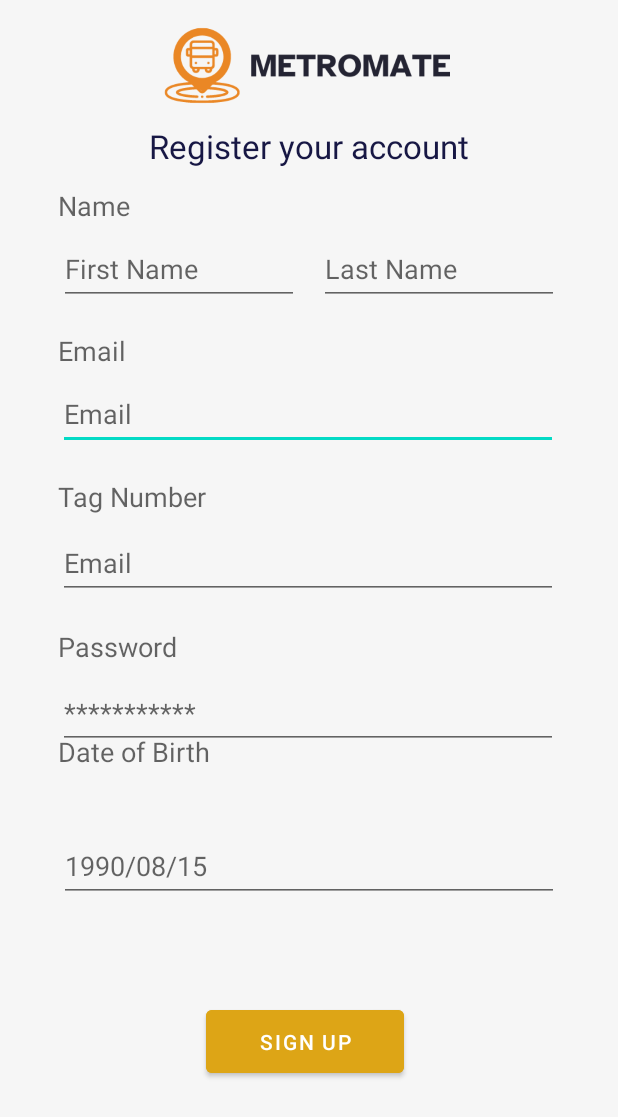
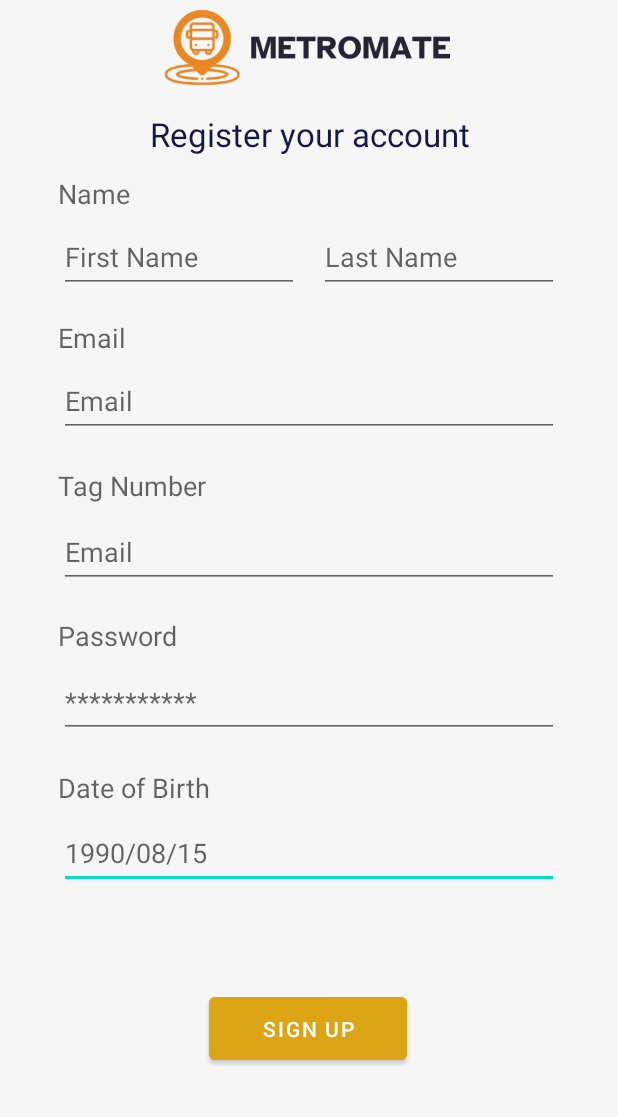
Before and after one commit to ViveckRanchod/MetroMate, an Android app: the layout commuter_sign_up.xml on its own in the app's theme, with its tools: preview values and no code run, on a phone screen of 412 x 824 dp. Shown: the top 1117 px of the screen. Run offline under Robolectric (Android 15) with nearby library versions, the phone set to English and light mode, and no system bars.

Commit message:
started bus driver homepage

```diff
--- a/app/src/main/res/layout/commuter_sign_up.xml
+++ b/app/src/main/res/layout/commuter_sign_up.xml
@@ -12,10 +12,37 @@
         android:layout_height="51dp"
         app:layout_constraintBottom_toBottomOf="parent"
         app:layout_constraintEnd_toEndOf="parent"
+        app:layout_constraintHorizontal_bias="0.506"
         app:layout_constraintStart_toStartOf="parent"
         app:layout_constraintTop_toTopOf="parent"
-        app:layout_constraintVertical_bias="0.023"
+        app:layout_constraintVertical_bias="0.008"
         app:srcCompat="@drawable/logo_light_cropped" />
+
+    <Button
+        android:id="@+id/button3"
+        android:layout_width="132dp"
+        android:layout_height="54dp"
+        android:backgroundTint="#DDA516"
+        android:text="Sign Up"
+        app:layout_constraintBottom_toBottomOf="parent"
+        app:layout_constraintEnd_toEndOf="parent"
+        app:layout_constraintHorizontal_bias="0.498"
+        app:layout_constraintStart_toStartOf="parent"
+        app:layout_constraintTop_toTopOf="parent"
+        app:layout_constraintVertical_bias="0.855" />
+
+    <EditText
+        android:id="@+id/editTextDate"
+        android:layout_width="333dp"
+        android:layout_height="48dp"
+        android:ems="10"
+        android:hint="1990/08/15"
+        android:inputType="date"
+        app:layout_constraintBottom_toBottomOf="parent"
+        app:layout_constraintEnd_toEndOf="parent"
+        app:layout_constraintStart_toStartOf="parent"
+        app:layout_constraintTop_toTopOf="parent"
+        app:layout_constraintVertical_bias="0.702" />
 
     <TextView
         android:id="@+id/textView"
@@ -26,23 +53,10 @@
         android:textColor="#171744"
         app:layout_constraintBottom_toBottomOf="parent"
         app:layout_constraintEnd_toEndOf="parent"
+        app:layout_constraintHorizontal_bias="0.502"
         app:layout_constraintStart_toStartOf="parent"
         app:layout_constraintTop_toTopOf="parent"
-        app:layout_constraintVertical_bias="0.104" />
-
-    <EditText
-        android:id="@+id/commuterEmail"
-        android:layout_width="333dp"
-        android:layout_height="48dp"
-        android:ems="10"
-        android:hint="@string/commuterEmail"
-        android:inputType="textEmailAddress"
-        app:layout_constraintBottom_toBottomOf="parent"
-        app:layout_constraintEnd_toEndOf="parent"
-        app:layout_constraintHorizontal_bias="0.494"
-        app:layout_constraintStart_toStartOf="parent"
-        app:layout_constraintTop_toTopOf="parent"
-        app:layout_constraintVertical_bias="0.325" />
+        app:layout_constraintVertical_bias="0.094" />
 
     <TextView
         android:id="@+id/textView4"
@@ -54,6 +68,20 @@
         app:layout_constraintBottom_toTopOf="@+id/commuterEmail"
         app:layout_constraintEnd_toEndOf="parent"
         app:layout_constraintHorizontal_bias="0.106"
+        app:layout_constraintStart_toStartOf="parent"
+        app:layout_constraintTop_toTopOf="parent"
+        app:layout_constraintVertical_bias="1.0" />
+
+    <TextView
+        android:id="@+id/textView5"
+        android:layout_width="wrap_content"
+        android:layout_height="wrap_content"
+        android:layout_marginBottom="8dp"
+        android:text="Tag Number"
+        android:textAppearance="@style/TextAppearance.AppCompat.Medium"
+        app:layout_constraintBottom_toTopOf="@+id/editTextTextPersonName4"
+        app:layout_constraintEnd_toEndOf="parent"
+        app:layout_constraintHorizontal_bias="0.124"
         app:layout_constraintStart_toStartOf="parent"
         app:layout_constraintTop_toTopOf="parent"
         app:layout_constraintVertical_bias="1.0" />
@@ -73,20 +101,6 @@
         app:layout_constraintVertical_bias="1.0" />
 
     <TextView
-        android:id="@+id/textView5"
-        android:layout_width="wrap_content"
-        android:layout_height="wrap_content"
-        android:layout_marginBottom="8dp"
-        android:text="Tag Number"
-        android:textAppearance="@style/TextAppearance.AppCompat.Medium"
-        app:layout_constraintBottom_toTopOf="@+id/editTextTextPersonName4"
-        app:layout_constraintEnd_toEndOf="parent"
-        app:layout_constraintHorizontal_bias="0.124"
-        app:layout_constraintStart_toStartOf="parent"
-        app:layout_constraintTop_toTopOf="parent"
-        app:layout_constraintVertical_bias="1.0" />
-
-    <TextView
         android:id="@+id/textView6"
         android:layout_width="wrap_content"
         android:layout_height="wrap_content"
@@ -100,19 +114,58 @@
         app:layout_constraintTop_toTopOf="parent"
         app:layout_constraintVertical_bias="1.0" />
 
-    <TextView
-        android:id="@+id/textView7"
-        android:layout_width="wrap_content"
-        android:layout_height="wrap_content"
-        android:layout_marginTop="456dp"
-        android:layout_marginBottom="7dp"
-        android:text="Date of Birth"
-        android:textAppearance="@style/TextAppearance.AppCompat.Medium"
-        app:layout_constraintBottom_toTopOf="@+id/editTextDate"
+    <EditText
+        android:id="@+id/editTextTextPassword"
+        android:layout_width="333dp"
+        android:layout_height="48dp"
+        android:ems="10"
+        android:hint="***********"
+        android:inputType="textPassword"
+        app:layout_constraintBottom_toBottomOf="parent"
         app:layout_constraintEnd_toEndOf="parent"
-        app:layout_constraintHorizontal_bias="0.125"
         app:layout_constraintStart_toStartOf="parent"
-        app:layout_constraintTop_toTopOf="parent" />
+        app:layout_constraintTop_toTopOf="parent"
+        app:layout_constraintVertical_bias="0.572" />
+
+    <EditText
+        android:id="@+id/commuterEmail"
+        android:layout_width="333dp"
+        android:layout_height="48dp"
+        android:ems="10"
+        android:hint="@string/commuterEmail"
+        android:inputType="textEmailAddress"
+        app:layout_constraintBottom_toBottomOf="parent"
+        app:layout_constraintEnd_toEndOf="parent"
+        app:layout_constraintStart_toStartOf="parent"
+        app:layout_constraintTop_toTopOf="parent"
+        app:layout_constraintVertical_bias="0.314" />
+
+    <EditText
+        android:id="@+id/editTextTextPersonName2"
+        android:layout_width="160dp"
+        android:layout_height="48dp"
+        android:ems="10"
+        android:hint="Last Name"
+        android:inputType="textPersonName"
+        app:layout_constraintBottom_toBottomOf="parent"
+        app:layout_constraintEnd_toEndOf="parent"
+        app:layout_constraintHorizontal_bias="0.844"
+        app:layout_constraintStart_toStartOf="parent"
+        app:layout_constraintTop_toTopOf="parent"
+        app:layout_constraintVertical_bias="0.19" />
+
+    <EditText
+        android:id="@+id/editTextTextPersonName4"
+        android:layout_width="333dp"
+        android:layout_height="48dp"
+        android:ems="10"
+        android:hint="@string/commuterEmail"
+        android:inputType="textPersonName"
+        app:layout_constraintBottom_toBottomOf="parent"
+        app:layout_constraintEnd_toEndOf="parent"
+        app:layout_constraintStart_toStartOf="parent"
+        app:layout_constraintTop_toTopOf="parent"
+        app:layout_constraintVertical_bias="0.443" />
 
     <EditText
         android:id="@+id/editTextTextPersonName"
@@ -126,74 +179,21 @@
         app:layout_constraintHorizontal_bias="0.155"
         app:layout_constraintStart_toStartOf="parent"
         app:layout_constraintTop_toTopOf="parent"
-        app:layout_constraintVertical_bias="0.2" />
+        app:layout_constraintVertical_bias="0.19" />
 
-    <EditText
-        android:id="@+id/editTextTextPersonName4"
-        android:layout_width="333dp"
-        android:layout_height="48dp"
-        android:ems="10"
-        android:hint="@string/commuterEmail"
-        android:inputType="textPersonName"
-        app:layout_constraintBottom_toBottomOf="parent"
+    <TextView
+        android:id="@+id/textView7"
+        android:layout_width="wrap_content"
+        android:layout_height="wrap_content"
+        android:layout_marginTop="456dp"
+        android:layout_marginBottom="7dp"
+        android:text="Date of Birth"
+        android:textAppearance="@style/TextAppearance.AppCompat.Medium"
+        app:layout_constraintBottom_toTopOf="@+id/editTextDate"
         app:layout_constraintEnd_toEndOf="parent"
-        app:layout_constraintHorizontal_bias="0.494"
+        app:layout_constraintHorizontal_bias="0.125"
         app:layout_constraintStart_toStartOf="parent"
         app:layout_constraintTop_toTopOf="parent"
-        app:layout_constraintVertical_bias="0.453" />
-
-    <EditText
-        android:id="@+id/editTextTextPersonName2"
-        android:layout_width="160dp"
-        android:layout_height="48dp"
-        android:ems="10"
-        android:hint="Last Name"
-        android:inputType="textPersonName"
-        app:layout_constraintBottom_toBottomOf="parent"
-        app:layout_constraintEnd_toEndOf="parent"
-        app:layout_constraintHorizontal_bias="0.844"
-        app:layout_constraintStart_toStartOf="parent"
-        app:layout_constraintTop_toTopOf="parent"
-        app:layout_constraintVertical_bias="0.2" />
-
-    <EditText
-        android:id="@+id/editTextTextPassword"
-        android:layout_width="333dp"
-        android:layout_height="48dp"
-        android:ems="10"
-        android:hint="***********"
-        android:inputType="textPassword"
-        app:layout_constraintBottom_toBottomOf="parent"
-        app:layout_constraintEnd_toEndOf="parent"
-        app:layout_constraintHorizontal_bias="0.494"
-        app:layout_constraintStart_toStartOf="parent"
-        app:layout_constraintTop_toTopOf="parent"
-        app:layout_constraintVertical_bias="0.582" />
-
-    <Button
-        android:id="@+id/button3"
-        android:layout_width="132dp"
-        android:layout_height="54dp"
-        android:backgroundTint="#DDA516"
-        android:text="Sign Up"
-        app:layout_constraintBottom_toBottomOf="parent"
-        app:layout_constraintEnd_toEndOf="parent"
-        app:layout_constraintHorizontal_bias="0.491"
-        app:layout_constraintStart_toStartOf="parent"
-        app:layout_constraintTop_toTopOf="parent"
-        app:layout_constraintVertical_bias="0.867" />
-
-    <EditText
-        android:id="@+id/editTextDate"
-        android:layout_width="333dp"
-        android:layout_height="48dp"
-        android:ems="10"
-        android:hint="1990/08/15"
-        android:inputType="date"
-        app:layout_constraintBottom_toBottomOf="parent"
-        app:layout_constraintEnd_toEndOf="parent"
-        app:layout_constraintStart_toStartOf="parent"
-        app:layout_constraintTop_toTopOf="parent"
-        app:layout_constraintVertical_bias="0.713" />
+        app:layout_constraintVertical_bias="1.0" />
 
 </androidx.constraintlayout.widget.ConstraintLayout>
--- a/app/src/main/res/layout/driver_homepage.xml
+++ b/app/src/main/res/layout/driver_homepage.xml
@@ -3,4 +3,18 @@
     xmlns:app="http://schemas.android.com/apk/res-auto"
     xmlns:tools="http://schemas.android.com/tools"
     android:layout_width="match_parent"
-    android:layout_height="match_parent"/>
+    android:layout_height="match_parent"
+    android:background="#242433" >
+
+    <ImageView
+        android:id="@+id/imageView2"
+        android:layout_width="333dp"
+        android:layout_height="51dp"
+        app:layout_constraintBottom_toBottomOf="parent"
+        app:layout_constraintEnd_toEndOf="parent"
+        app:layout_constraintStart_toStartOf="parent"
+        app:layout_constraintTop_toTopOf="parent"
+        app:layout_constraintVertical_bias="0.008"
+        app:srcCompat="@drawable/logo_dark_cropped" />
+
+</androidx.constraintlayout.widget.ConstraintLayout>
```
